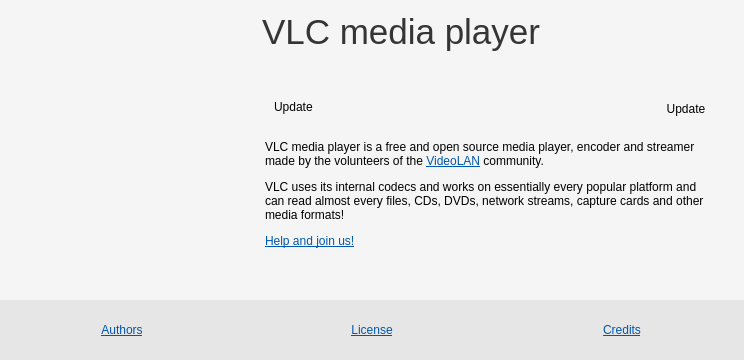
Old version of the form modules/gui/qt4/ui/about.ui in the repository andronmobi/vlc-parrot-asteroid.
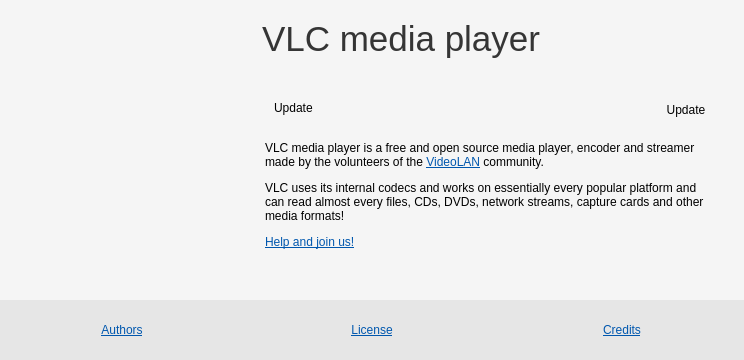
New version of the form. Icons and pictures are not drawn.

Commit message: About dialog: remove the verticalSpacer...

```diff
--- a/modules/gui/qt4/ui/about.ui
+++ b/modules/gui/qt4/ui/about.ui
@@ -39,8 +39,14 @@
 background-color: rgb(245, 245, 245);</string>
      </property>
      <layout class="QGridLayout" name="gridLayout">
-      <item row="3" column="2" rowspan="4">
+      <item row="2" column="2" rowspan="4">
        <widget class="QStackedWidget" name="stackedWidget">
+        <property name="sizePolicy">
+         <sizepolicy hsizetype="Preferred" vsizetype="MinimumExpanding">
+          <horstretch>10</horstretch>
+          <verstretch>10</verstretch>
+         </sizepolicy>
+        </property>
         <property name="lineWidth">
          <number>0</number>
         </property>
@@ -155,7 +161,7 @@
         </widget>
        </widget>
       </item>
-      <item row="1" column="0" rowspan="6">
+      <item row="0" column="0" rowspan="6">
        <widget class="QLabel" name="VLCcone">
         <property name="sizePolicy">
          <sizepolicy hsizetype="Minimum" vsizetype="Minimum">
@@ -192,7 +198,7 @@
         </property>
        </widget>
       </item>
-      <item row="1" column="2">
+      <item row="0" column="2">
        <widget class="QLabel" name="title">
         <property name="sizePolicy">
          <sizepolicy hsizetype="MinimumExpanding" vsizetype="Preferred">
@@ -203,7 +209,7 @@
         <property name="minimumSize">
          <size>
           <width>0</width>
-          <height>40</height>
+          <height>50</height>
          </size>
         </property>
         <property name="baseSize">
@@ -212,15 +218,15 @@
           <height>0</height>
          </size>
         </property>
-        <property name="styleSheet">
-         <string notr="true"/>
-        </property>
         <property name="text">
          <string>&lt;html&gt;&lt;head/&gt;&lt;body&gt;&lt;p&gt;&lt;span style=&quot; font-size:26pt; color:#353535;&quot;&gt;VLC media player&lt;/span&gt;&lt;/p&gt;&lt;/body&gt;&lt;/html&gt;</string>
         </property>
+        <property name="alignment">
+         <set>Qt::AlignBottom|Qt::AlignLeading|Qt::AlignLeft</set>
+        </property>
        </widget>
       </item>
-      <item row="2" column="2">
+      <item row="1" column="2">
        <widget class="QLabel" name="version">
         <property name="sizePolicy">
          <sizepolicy hsizetype="Minimum" vsizetype="Maximum">
@@ -240,19 +246,6 @@
         </property>
        </widget>
       </item>
-      <item row="0" column="2">
-       <spacer name="verticalSpacer">
-        <property name="orientation">
-         <enum>Qt::Vertical</enum>
-        </property>
-        <property name="sizeHint" stdset="0">
-         <size>
-          <width>0</width>
-          <height>10</height>
-         </size>
-        </property>
-       </spacer>
-      </item>
      </layout>
     </widget>
    </item>
```
